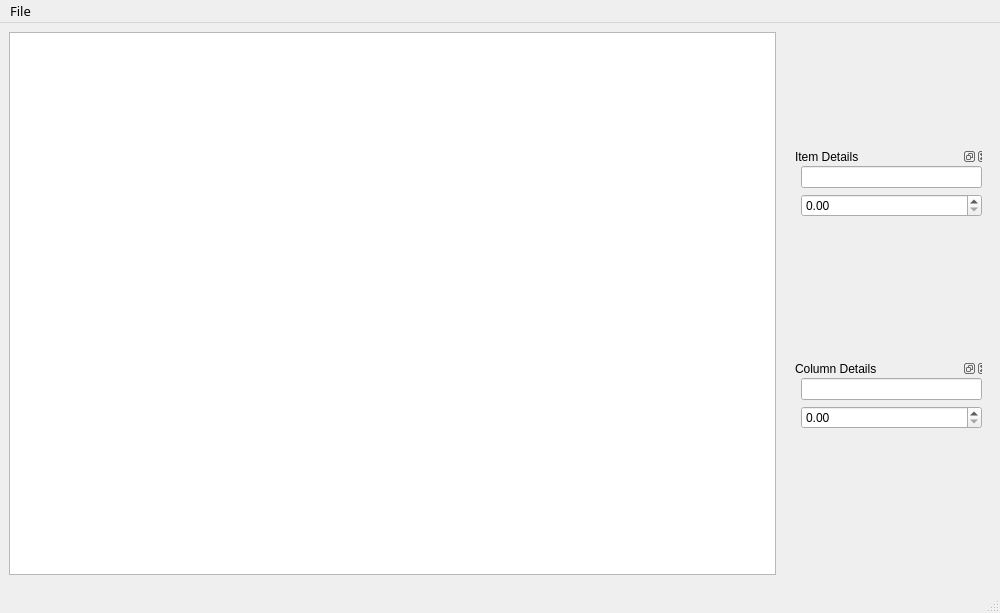
The window that ui/tableviewerwindow.ui (supersliser/QTDecisionMaker) describes before a commit, drawn with Qt 5.
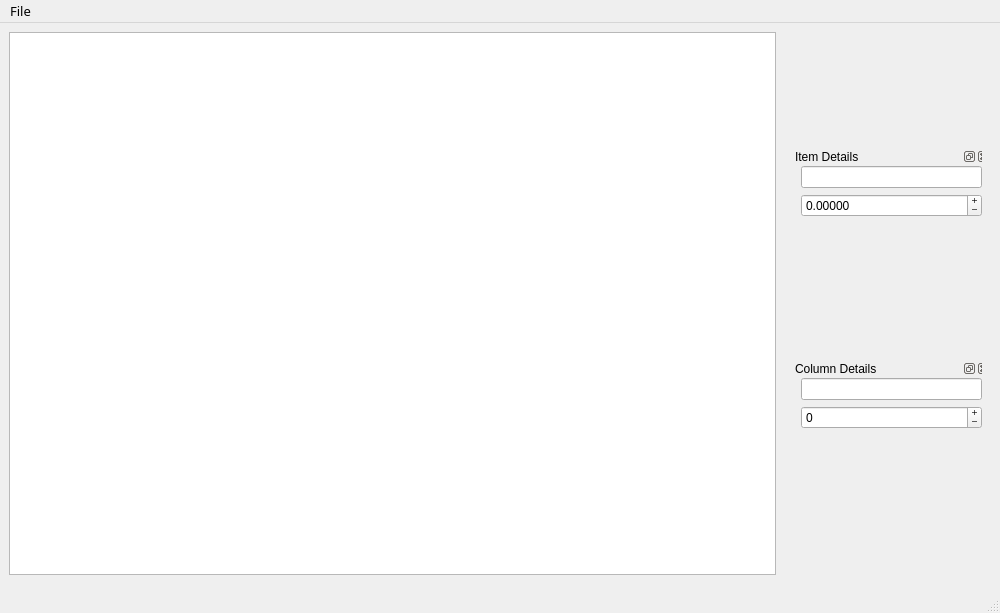
The same window after the commit.

The edit to the form file:
```diff
--- a/ui/tableviewerwindow.ui
+++ b/ui/tableviewerwindow.ui
@@ -109,7 +109,23 @@
               <widget class="QLineEdit" name="DisplayData"/>
              </item>
              <item row="1" column="0" colspan="2">
-              <widget class="QDoubleSpinBox" name="WorthData"/>
+              <widget class="QDoubleSpinBox" name="WorthData">
+               <property name="frame">
+                <bool>true</bool>
+               </property>
+               <property name="buttonSymbols">
+                <enum>QAbstractSpinBox::ButtonSymbols::PlusMinus</enum>
+               </property>
+               <property name="decimals">
+                <number>5</number>
+               </property>
+               <property name="minimum">
+                <double>-100.000000000000000</double>
+               </property>
+               <property name="maximum">
+                <double>100.000000000000000</double>
+               </property>
+              </widget>
              </item>
             </layout>
            </widget>
@@ -148,7 +164,17 @@
               <widget class="QLineEdit" name="columnName"/>
              </item>
              <item row="1" column="0" colspan="2">
-              <widget class="QDoubleSpinBox" name="columnImportance"/>
+              <widget class="QDoubleSpinBox" name="columnImportance">
+               <property name="buttonSymbols">
+                <enum>QAbstractSpinBox::ButtonSymbols::PlusMinus</enum>
+               </property>
+               <property name="decimals">
+                <number>0</number>
+               </property>
+               <property name="minimum">
+                <double>-100.000000000000000</double>
+               </property>
+              </widget>
              </item>
             </layout>
            </widget>
```
Left out of the diff: 10 changed lines with no effect on the pictures.
